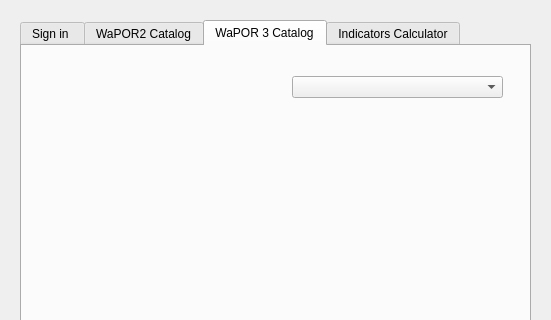
Old version of the form wap_plugin_dialog_base.ui in the repository WAGIS/wap_plugin; both pictures show x 0 to 551 and y 0 to 320 of the 551 by 706 pixel window.
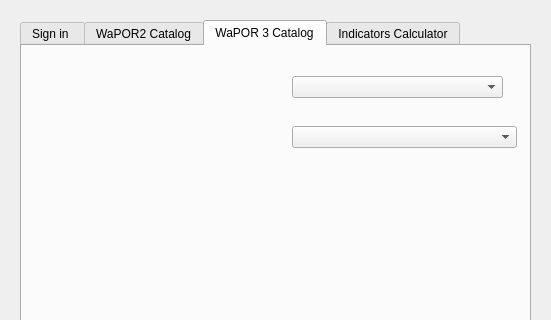
New version of the form. Custom widgets are drawn as their Qt base class.

Commit message: - API V2 SignIn Fixed - Pulled mapsets

Diff of the .ui file:
```diff
--- a/wap_plugin_dialog_base.ui
+++ b/wap_plugin_dialog_base.ui
@@ -582,6 +582,16 @@
          </rect>
         </property>
        </widget>
+       <widget class="QComboBox" name="mapsetComboBox">
+        <property name="geometry">
+         <rect>
+          <x>270</x>
+          <y>80</y>
+          <width>225</width>
+          <height>22</height>
+         </rect>
+        </property>
+       </widget>
       </widget>
       <widget class="QWidget" name="indicTab">
        <attribute name="title">
```
Left out of the diff: 4 changed lines with no effect on the pictures. The commit also changes 3 other files.
